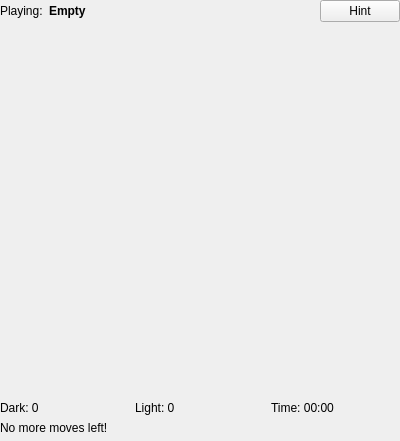
ZoomTen/entertaining-tiles, file client/screens/game/regulargame.ui: the form before one commit.
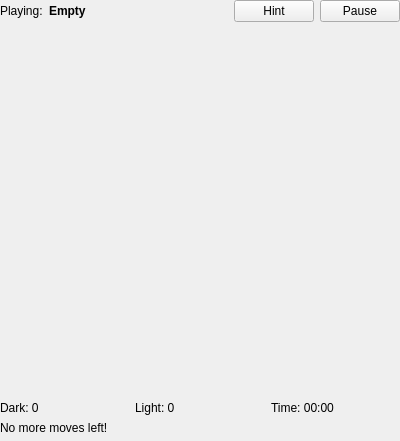
The form after the commit. Custom widgets are drawn as their Qt base class.

Commit message: pause binding (screen not implemented yet)

Diff of the .ui file:
```diff
--- a/client/screens/game/regulargame.ui
+++ b/client/screens/game/regulargame.ui
@@ -61,6 +61,13 @@
        </property>
       </widget>
      </item>
+     <item>
+      <widget class="QPushButton" name="pauseButton">
+       <property name="text">
+        <string>Pause</string>
+       </property>
+      </widget>
+     </item>
     </layout>
    </item>
    <item>
```
The commit also changes 2 other files.
